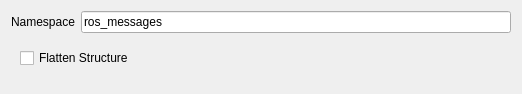
The window that plugins/riptide_generator/resources/gui/settingsWidget.ui (ebosseck/RosbridgeMessageGenerator) describes before a commit, drawn with Qt 5.
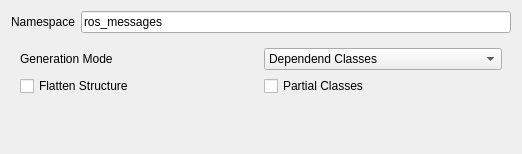
The same window after the commit.

```diff
--- a/plugins/riptide_generator/resources/gui/settingsWidget.ui
+++ b/plugins/riptide_generator/resources/gui/settingsWidget.ui
@@ -7,7 +7,7 @@
     <x>0</x>
     <y>0</y>
     <width>522</width>
-    <height>94</height>
+    <height>154</height>
    </rect>
   </property>
   <property name="windowTitle">
@@ -31,7 +31,7 @@
    <item row="1" column="0" colspan="2">
     <widget class="QWidget" name="widget" native="true">
      <layout class="QGridLayout" name="gridLayout_2">
-      <item row="0" column="0">
+      <item row="2" column="0">
        <widget class="QCheckBox" name="checkBox">
         <property name="text">
          <string>Flatten Structure</string>
@@ -39,6 +39,13 @@
        </widget>
       </item>
       <item row="1" column="0">
+       <widget class="QLabel" name="label_2">
+        <property name="text">
+         <string>Generation Mode</string>
+        </property>
+       </widget>
+      </item>
+      <item row="3" column="0">
        <spacer name="verticalSpacer">
         <property name="orientation">
          <enum>Qt::Vertical</enum>
@@ -51,6 +58,27 @@
         </property>
        </spacer>
       </item>
+      <item row="1" column="1">
+       <widget class="QComboBox" name="comboBox">
+        <item>
+         <property name="text">
+          <string>Dependend Classes</string>
+         </property>
+        </item>
+        <item>
+         <property name="text">
+          <string>Monolithic</string>
+         </property>
+        </item>
+       </widget>
+      </item>
+      <item row="2" column="1">
+       <widget class="QCheckBox" name="checkBox_2">
+        <property name="text">
+         <string>Partial Classes</string>
+        </property>
+       </widget>
+      </item>
      </layout>
     </widget>
    </item>
```
